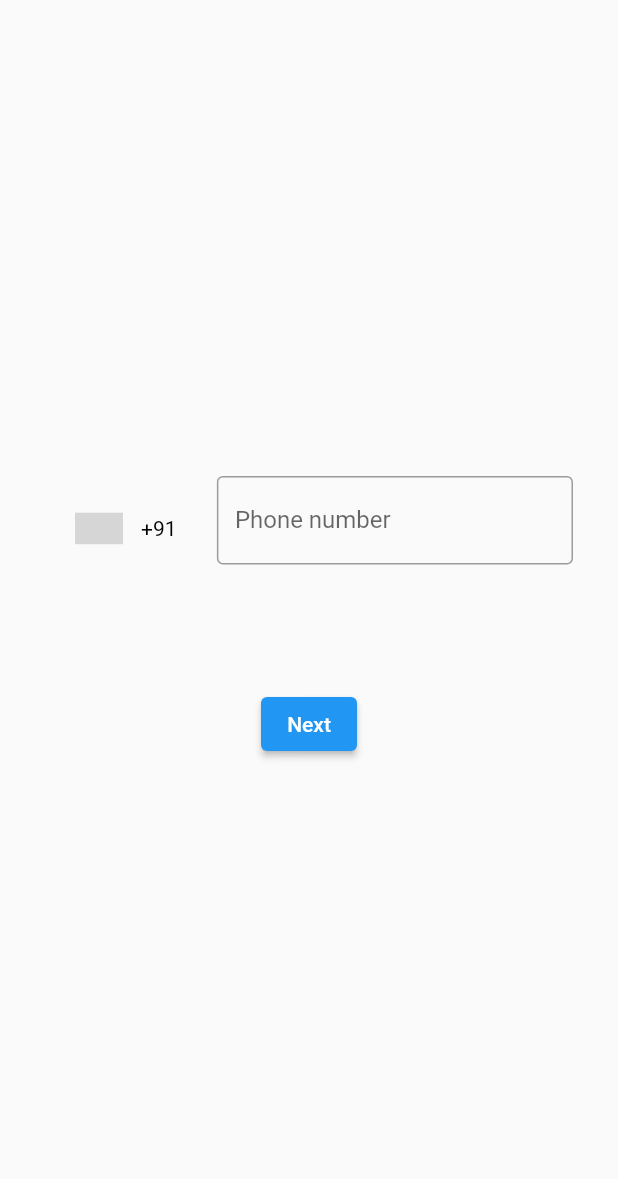
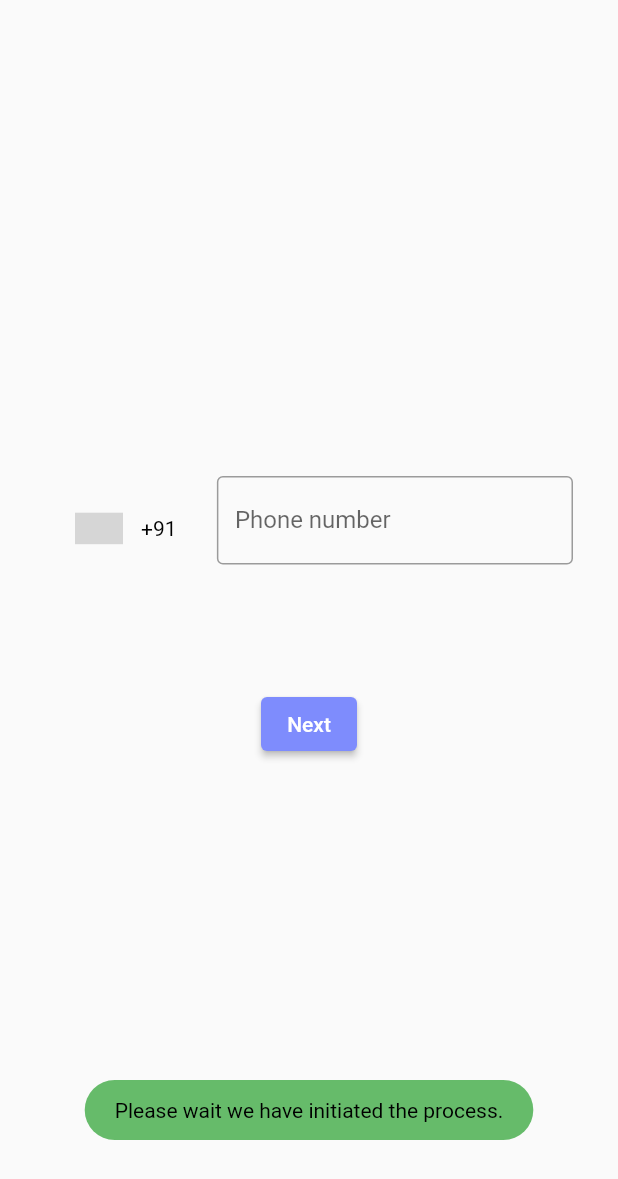
Before and after one commit to AshutoshPatole/ZerosAndOnes, a Flutter app: the PhoneAuthPageView screen opened by its route, after a tap on "Next", on a phone screen of 412 x 824 dp. Shown: the top 1179 px of the screen. Run offline on Flutter 3.47's test engine with Material 2 defaults, Android fonts, the phone set to English and light mode, and no system bars; drawn by our look-alikes of intl_phone_number_input; our stand-ins replace equatable, firebase_auth, firebase_core, flutter_signin_button, fluttertoast, geocoding and 8 more; missing offline and left inert: flutter_facebook_auth; accounts and stored records are empty; grey boxes are pictures that could not be loaded.

Commit message:
Link phone number completed:

```diff
--- a/lib/views/phone_auth_page/phone_auth_page_view.dart
+++ b/lib/views/phone_auth_page/phone_auth_page_view.dart
@@ -1,6 +1,7 @@
 import 'package:flutter/material.dart';
 import 'package:intl_phone_number_input/intl_phone_number_input.dart';
 import 'package:stacked/stacked.dart';
+import 'package:zerosandones/theme/app_theme.dart';
 import 'phone_auth_page_view_model.dart';
 
 class PhoneAuthPageView extends StatefulWidget {
@@ -51,10 +52,13 @@ class _PhoneAuthPageViewState extends State<PhoneAuthPageView> {
                       height: _size.height * 0.1,
                     ),
                     ElevatedButton(
+                      style: ElevatedButton.styleFrom(
+                        primary: AppTheme.primaryColor,
+                      ),
                       onPressed: () {
                         if (formKey.currentState!.validate()) {
                           formKey.currentState!.save();
-                          // print(controller.text); 9d22f78c21e1aea0bb895ab0768f351095684454
+                          viewModel.otpSentToast();
                           viewModel.signInWithPhone();
                         }
                       },
--- a/lib/views/phone_auth_page/phone_auth_page_view_model.dart
+++ b/lib/views/phone_auth_page/phone_auth_page_view_model.dart
@@ -1,4 +1,6 @@
 import 'package:firebase_auth/firebase_auth.dart';
+import 'package:flutter/material.dart';
+import 'package:fluttertoast/fluttertoast.dart';
 import 'package:intl_phone_number_input/intl_phone_number_input.dart';
 import 'package:logger/logger.dart';
 import 'package:stacked/stacked.dart';
@@ -6,6 +8,7 @@ import 'package:stacked_services/stacked_services.dart';
 import 'package:zerosandones/core/constants/bottom_sheet_enum.dart';
 import 'package:zerosandones/core/locator.dart';
 import 'package:zerosandones/core/logger.dart';
+import 'package:zerosandones/theme/app_theme.dart';
 
 class PhoneAuthPageViewModel extends BaseViewModel {
   late Logger log;
@@ -15,15 +18,24 @@ class PhoneAuthPageViewModel extends BaseViewModel {
   }
 
   final FirebaseAuth _auth = FirebaseAuth.instance;
-  late User _user;
   PhoneNumber initialCountry = PhoneNumber(isoCode: 'IN');
   late PhoneNumber number;
 
-  final NavigationService _navigation = locator<NavigationService>();
   final BottomSheetService _bottomSheetService = locator<BottomSheetService>();
 
   setNumber(PhoneNumber phoneNumber) {
     number = phoneNumber;
+  }
+
+  otpSentToast() {
+    Fluttertoast.showToast(
+      msg: "Please wait we have initiated the process.",
+      toastLength: Toast.LENGTH_LONG,
+      gravity: ToastGravity.BOTTOM,
+      backgroundColor: Colors.green.shade400,
+      textColor: Colors.black,
+      fontSize: 14.0,
+    );
   }
 
   Future signInWithPhone() async {
--- a/lib/widgets/smart_widgets/otp_bottom_sheet/otp_view_model.dart
+++ b/lib/widgets/smart_widgets/otp_bottom_sheet/otp_view_model.dart
@@ -20,7 +20,7 @@ class OtpViewModel extends BaseViewModel {
     try {
       PhoneAuthCredential credential = PhoneAuthProvider.credential(
           verificationId: verificationId, smsCode: code);
-      await _auth.signInWithCredential(credential);
+      await _auth.currentUser?.linkWithCredential(credential);
       _navigationService.navigateTo(navigationViewRoute);
     } on FirebaseAuthException catch (e) {
       log.e(e.message);
```
